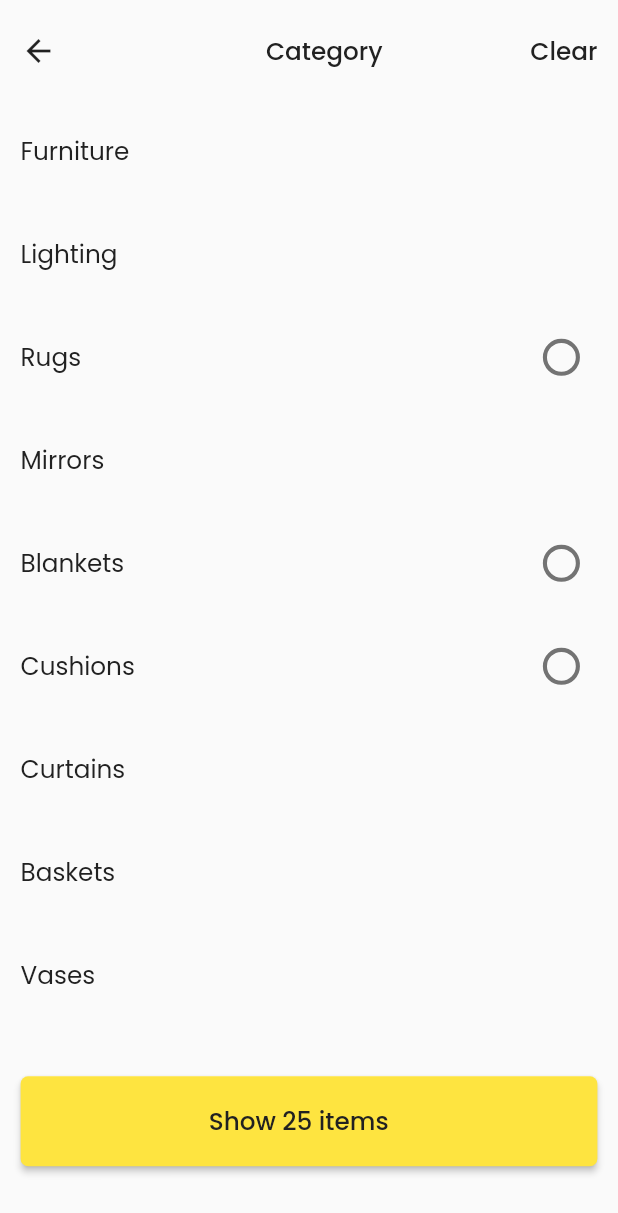
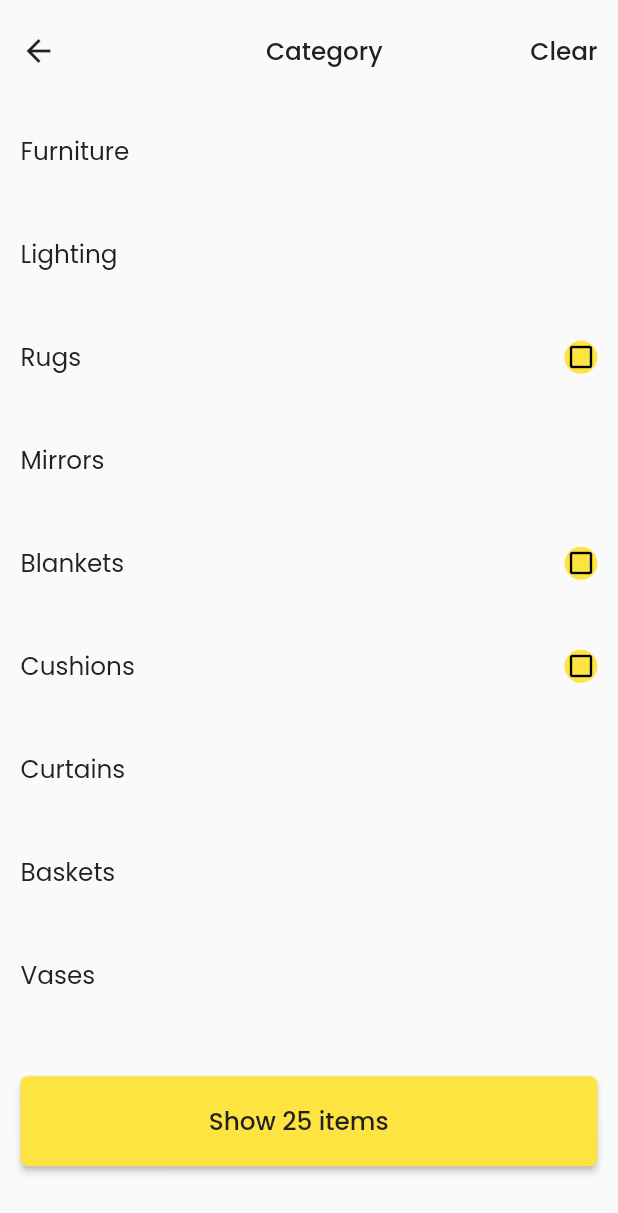
Before and after one commit to panchaniurvisha/ulmo_e_commerce, a Flutter app: the screen it shows after launch, on a phone screen of 412 x 824 dp. Shown: the top 1213 px of the screen. Run offline on Flutter 3.47's test engine with Material 2 defaults, Android fonts, the phone set to English and light mode, and no system bars.

Commit message:
"5/6/2023"

```diff
--- a/lib/view/filter_options_screen.dart
+++ b/lib/view/filter_options_screen.dart
@@ -12,7 +12,7 @@ class FilterOptionsScreen extends StatefulWidget {
 }
 
 class _FilterOptionsScreenState extends State<FilterOptionsScreen> {
-  bool checkBoxValue = false;
+  bool value = false;
   List<String> categories = [
     AppString.furniture,
     AppString.lighting,
@@ -69,22 +69,32 @@ class _FilterOptionsScreenState extends State<FilterOptionsScreen> {
                         children: [
                           AppText(text: categories[index]),
                           index == 2 || index == 4 || index == 5
-                              ? Transform.scale(
-                                  scale: height / 600,
-                                  child: Checkbox(
-                                    shape: RoundedRectangleBorder(
-                                      borderRadius:
-                                          BorderRadius.circular(height / 5),
+                              ? InkWell(
+                                  onTap: () {
+                                    setState(() {
+                                      value = !value;
+                                    });
+                                  },
+                                  splashFactory: NoSplash.splashFactory,
+                                  child: Container(
+                                    decoration: const BoxDecoration(
+                                      shape: BoxShape.circle,
+                                      color: AppColors.lightYellowTwo,
                                     ),
-                                    checkColor: AppColors.black,
-                                    activeColor: AppColors.lightYellowTwo,
-                                    value: checkBoxValue,
-                                    onChanged: (value) {
-                                      debugPrint("value--->$value");
-                                      setState(() {
-                                        checkBoxValue = value!;
-                                      });
-                                    },
+                                    child: Padding(
+                                      padding: const EdgeInsets.all(1.0),
+                                      child: value
+                                          ? const Icon(
+                                              Icons.check,
+                                              size: 20.0,
+                                              color: Colors.black,
+                                            )
+                                          : const Icon(
+                                              Icons.check_box_outline_blank,
+                                              size: 20.0,
+                                              color: Colors.black,
+                                            ),
+                                    ),
                                   ),
                                 )
                               : const SizedBox(),
```
